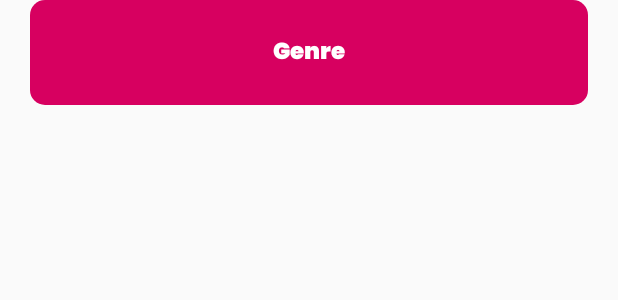
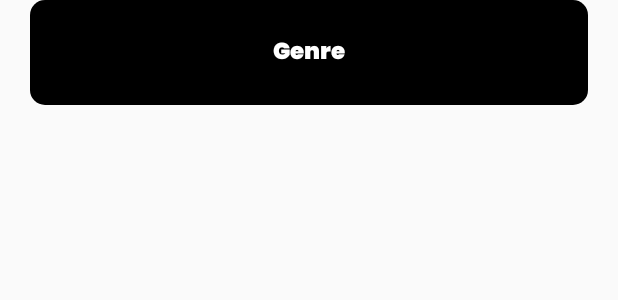
Before and after one commit to arnaugarcia/Sallefy-Pocket, an Android app: the layout genre_item.xml on its own in the app's theme, with its tools: preview values and no code run, on a phone screen of 412 x 824 dp. Shown: the top 300 px of the screen. Run offline under Robolectric (Android 15) with nearby library versions, the phone set to English and light mode, and no system bars.

Commit message:
#39 Colors added to recycler view items of Search

```diff
--- a/app/src/main/res/drawable/round_empty_bg.xml
+++ b/app/src/main/res/drawable/round_empty_bg.xml
@@ -1,6 +1,6 @@
 <?xml version="1.0" encoding="utf-8"?>
 <shape xmlns:android="http://schemas.android.com/apk/res/android">
-    <solid android:color="@color/genrePink"/>
+    <solid android:color="@color/colorPrimaryDark"/>
     <stroke android:width="0dp" android:color="#B1BCBE" />
     <corners android:radius="10dp"/>
     <padding android:left="0dp" android:top="0dp" android:right="0dp" android:bottom="0dp" />
--- a/app/src/main/res/layout/fragment_search.xml
+++ b/app/src/main/res/layout/fragment_search.xml
@@ -57,5 +57,4 @@
         app:layout_constraintStart_toStartOf="parent"
         app:layout_constraintTop_toBottomOf="@id/search_view"/>
 
-
 </androidx.constraintlayout.widget.ConstraintLayout>
```
Also changed, not shown: app/src/main/java/com/sallefy/adapters/GenreListAdapter.java (+22 -2 lines).
